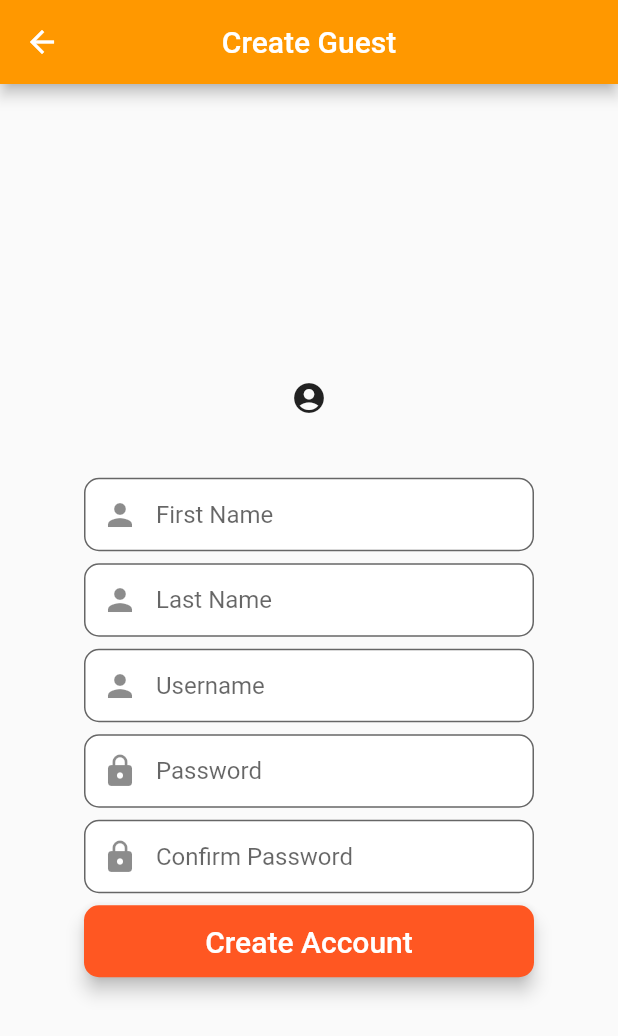
After one commit to elizabethrlemar/AndreHouse, a Flutter app: the GuestCreatePage screen opened directly, on a phone screen of 412 x 824 dp. The commit adds this screen. Shown: the top 1036 px of the screen. Run offline on Flutter 3.47's test engine with Material 2 defaults, Android fonts, the phone set to English and light mode, and no system bars; our stand-ins replace cloud_firestore, firebase_auth, firebase_core; accounts and stored records are empty.

Commit message:
finished staff stuff

```diff
--- /dev/null
+++ b/lib/StaffPages/staff_guest_create.dart
@@ -0,0 +1,276 @@
+import 'package:andre_house/StaffPages/staff_homepage.dart';
+import 'package:cloud_firestore/cloud_firestore.dart';
+import 'package:flutter/material.dart';
+import 'package:firebase_auth/firebase_auth.dart';
+import '../model/user_model.dart';
+
+class GuestCreatePage extends StatefulWidget {
+  const GuestCreatePage({Key? key}) : super(key: key);
+  @override
+  _CreateState createState() => _CreateState();
+}
+
+List<String> userChecked = [];
+
+class _CreateState extends State<GuestCreatePage> {
+  final formKey= GlobalKey<FormState>();
+
+  final auth = FirebaseAuth.instance;
+
+  final firstNameEditController = TextEditingController();
+  final lastNameEditController = TextEditingController();
+  final usernameEditController = TextEditingController();
+  final passwordEditController = TextEditingController();
+  final confirmPasswordEditController = TextEditingController();
+
+
+  @override
+  Widget build(BuildContext context) {
+
+    final firstNameForm = TextFormField(
+        autofocus: false,
+        controller: firstNameEditController,
+        keyboardType: TextInputType.name,
+        validator: (value){
+          RegExp reg = RegExp(r'^.{2,}$');
+          if(value!.isEmpty){
+            return("First name cannot be empty");
+          }
+          if(!reg.hasMatch(value)){
+            return("First name must be at least 2 letters");
+          }
+          return null;
+        },
+        onSaved: (value){
+          firstNameEditController.text = value!;
+        },
+        textInputAction: TextInputAction.next,
+        decoration: InputDecoration(
+          fillColor: Colors.white,
+          filled: true,
+          prefixIcon: const Icon(Icons.person),
+          contentPadding: const EdgeInsets.fromLTRB(10, 15, 20, 15),
+          hintText: "First Name",
+          border: OutlineInputBorder(
+            borderRadius: BorderRadius.circular(10),
+          ),
+        ));
+
+    final lastNameForm = TextFormField(
+        autofocus: false,
+        controller: lastNameEditController,
+        keyboardType: TextInputType.name,
+        validator: (value){
+          RegExp reg = RegExp(r'^.{2,}$');
+          if(value!.isEmpty){
+            return("Last name cannot be empty");
+          }
+          if(!reg.hasMatch(value)){
+            return("Last name must be at least 2 letters");
+          }
+          return null;
+        },
+        onSaved: (value){
+          lastNameEditController.text = value!;
+        },
+        textInputAction: TextInputAction.next,
+        decoration: InputDecoration(
+          fillColor: Colors.white,
+          filled: true,
+          prefixIcon: const Icon(Icons.person),
+          contentPadding: const EdgeInsets.fromLTRB(10, 15, 20, 15),
+          hintText: "Last Name",
+          border: OutlineInputBorder(
+            borderRadius: BorderRadius.circular(10),
+          ),
+        ));
+
+    final usernameEditForm = TextFormField(
+        autofocus: false,
+        controller: usernameEditController,
+        keyboardType: TextInputType.emailAddress,
+        validator: (value){
+          RegExp reg = RegExp(r'^.{6,}$');
+          if(value!.isEmpty){
+            return("Username cannot be empty");
+          }
+          if(!reg.hasMatch(value)){
+            return("Password must be at least 6 letters");
+          }
+          return null;
+        },
+        onSaved: (value){
+          usernameEditController.text = value!;
+        },
+        textInputAction: TextInputAction.next,
+        decoration: InputDecoration(
+          fillColor: Colors.white,
+          filled: true,
+          prefixIcon: const Icon(Icons.person),
+          contentPadding: const EdgeInsets.fromLTRB(10, 15, 20, 15),
+          hintText: "Username",
+          border: OutlineInputBorder(
+            borderRadius: BorderRadius.circular(10),
+          ),
+        ));
+
+    final passwordEditForm = TextFormField(
+        autofocus: false,
+        controller: passwordEditController,
+        obscureText: true,
+        validator: (value){
+          RegExp reg = RegExp(r'^.{6,}$');
+          if(value!.isEmpty){
+            return("Password cannot be empty");
+          }
+          if(!reg.hasMatch(value)){
+            return("Password must be at least 6 letters");
+          }
+          return null;
+        },
+        onSaved: (value){
+          passwordEditController.text = value!;
+        },
+        textInputAction: TextInputAction.next,
+        decoration: InputDecoration(
+          fillColor: Colors.white,
+          filled: true,
+          prefixIcon: const Icon(Icons.lock),
+          contentPadding: const EdgeInsets.fromLTRB(10, 15, 20, 15),
+          hintText: "Password",
+          border: OutlineInputBorder(
+            borderRadius: BorderRadius.circular(10),
+          ),
+        ));
+
+    final confirmPasswordEditForm = TextFormField(
+        autofocus: false,
+        controller: confirmPasswordEditController,
+        obscureText: true,
+        validator: (value){
+          if(confirmPasswordEditController.text != passwordEditController.text){
+            return("Passwords don't match");
+          }
+          return null;
+        },
+        onSaved: (value){
+          confirmPasswordEditController.text = value!;
+        },
+        textInputAction: TextInputAction.done,
+        decoration: InputDecoration(
+          fillColor: Colors.white,
+          filled: true,
+          prefixIcon: const Icon(Icons.lock),
+          contentPadding: const EdgeInsets.fromLTRB(10, 15, 20, 15),
+          hintText: "Confirm Password",
+          border: OutlineInputBorder(
+            borderRadius: BorderRadius.circular(10),
+          ),
+        ));
+
+    final signUpButton = Material(
+        color: Colors.transparent,
+        child: Material(
+          elevation: 5,
+          color: Colors.deepOrange,
+          borderRadius: BorderRadius.circular(10),
+          child: MaterialButton(
+            minWidth: MediaQuery.of(context).size.width,
+            onPressed: () {
+              signUp(usernameEditController.text + "@andrehouse.com", passwordEditController.text);
+            },
+            child: const Text("Create Account", style: TextStyle(fontSize: 20)),
+            textColor: Colors.white,
+          ),
+        ));
+
+    return Scaffold(
+      appBar: AppBar(
+        centerTitle: true,
+        title: const Text('Create Guest'),
+        backgroundColor: Colors.orange,
+      ),
+      //Scaffold
+      body: Container(
+        width: MediaQuery.of(context).size.width,
+        height: MediaQuery.of(context).size.height,
+        child: Stack(
+          children: <Widget>[
+            Center(
+              child: SizedBox(
+                width: 400,
+                height: 470,
+                child: Column(
+                  mainAxisAlignment: MainAxisAlignment.center,
+                  crossAxisAlignment: CrossAxisAlignment.center,
+                  children: <Widget>[
+                    SizedBox(
+                      width: 300,
+                      child:
+                      Form(
+                        key: formKey,
+                        child: Column(
+                            children: <Widget>[
+                              SizedBox(
+                                height: 90,
+                                child: Icon(Icons.account_circle)
+                              ),
+                              const SizedBox(height: 8),
+                              firstNameForm,
+                              const SizedBox(height: 8),
+                              lastNameForm,
+                              const SizedBox(height: 8),
+                              usernameEditForm,
+                              const SizedBox(height: 8),
+                              passwordEditForm,
+                              const SizedBox(height: 8),
+                              confirmPasswordEditForm,
+                              const SizedBox(height: 8),
+                              signUpButton,
+                              const SizedBox(height: 8),
+                            ]
+                        ),
+                      ),
+                    ),
+                  ],
+                ),
+              ),
+            ),
+          ],
+        ),
+      ),
+    );
+  }
+
+  void signUp(String email, String password) async{
+    if(formKey.currentState!.validate()) {
+      await auth.createUserWithEmailAndPassword(email: email, password: password)
+          .then((value) => {
+        postDetailsToFirestore()
+      });
+    }
+  }
+
+  postDetailsToFirestore() async{
+    FirebaseFirestore firebaseFirestore = FirebaseFirestore.instance;
+    User? user = auth.currentUser;
+
+    UserModel userModel = UserModel();
+
+    userModel.username = user!.email;
+    userModel.uid = user.uid;
+    userModel.firstName = firstNameEditController.text;
+    userModel.lastName = lastNameEditController.text;
+    userModel.userType = "guest";
+
+    await firebaseFirestore
+        .collection("users")
+        .doc(user.uid)
+        .set(userModel.toMap());
+
+    if (userModel.userType == "guest"){
+      Navigator.of(context).push(MaterialPageRoute(
+          builder: (context) => const MyStaffHomePage()));
+    }
+  }
+}
```
Also changed, not shown: lib/StaffPages/staff_clothing.dart (+197 -41 lines), lib/StaffPages/staff_homepage.dart (+21 -7 lines), lib/StaffPages/staff_users.dart (added, +157 -0 lines).
